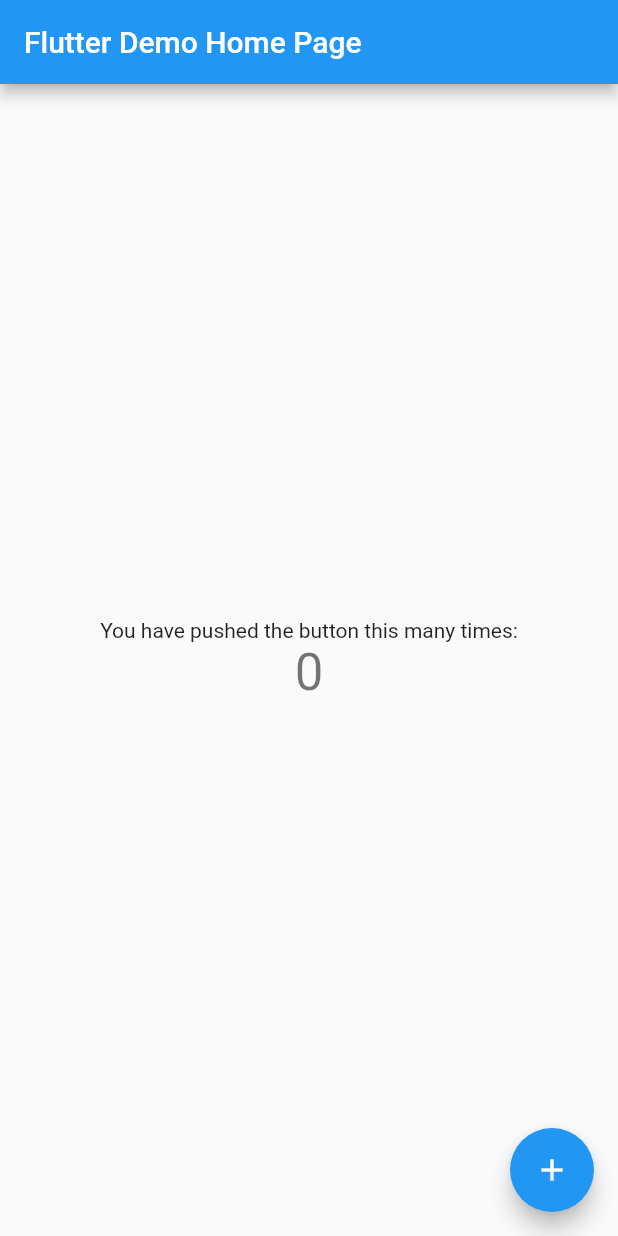
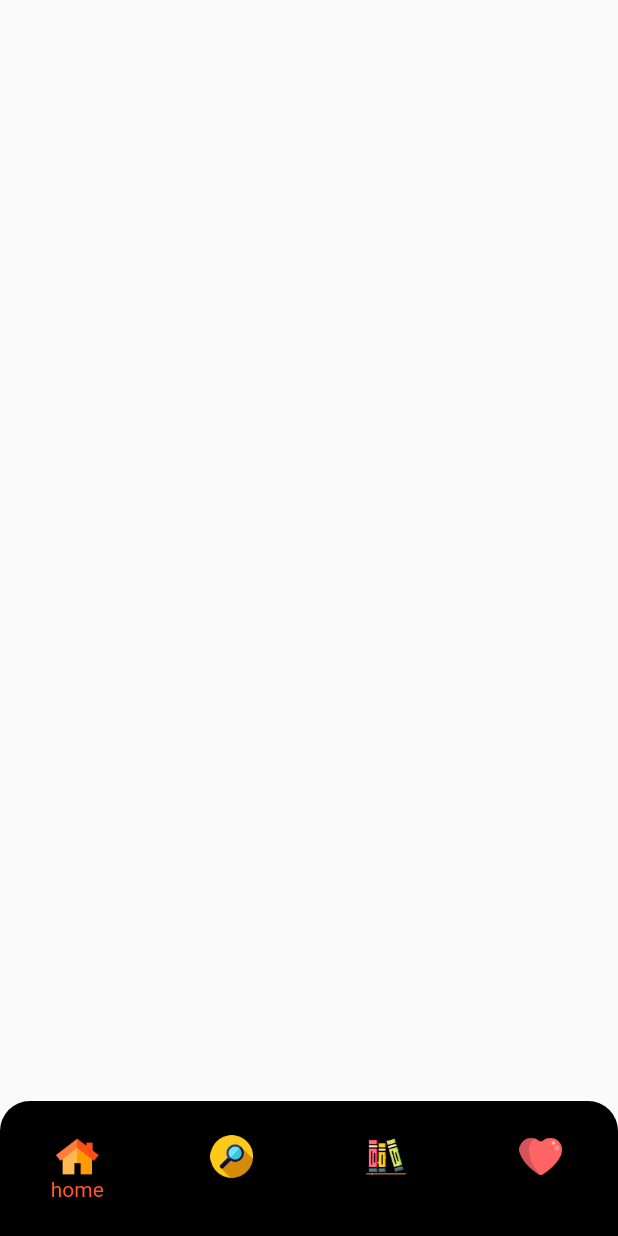
Before and after one commit to asmitranjansinha/Linus, a Flutter app: the screen it shows after launch, on a phone screen of 412 x 824 dp. Run offline on Flutter 3.47's test engine with Material 2 defaults, Android fonts, the phone set to English and light mode, and no system bars.

Commit message:
added bottom navigation bar

```diff
--- /dev/null
+++ b/source/linusplayer/lib/constants/images.dart
@@ -0,0 +1,10 @@
+class Images {
+  static const String home = "assets/images/home.png";
+  static const String homeGraphic = "assets/images/home-2.png";
+  static const String search = "assets/images/search-2.png";
+  static const String searchGraphic = "assets/images/search.png";
+  static const String library = "assets/images/playlist.png";
+  static const String libraryGraphic = "assets/images/bookshelf.png";
+  static const String favourite = "assets/images/love.png";
+  static const String favouriteGraphic = "assets/images/lover.png";
+}
--- a/source/linusplayer/lib/main.dart
+++ b/source/linusplayer/lib/main.dart
@@ -1,4 +1,5 @@
 import 'package:flutter/material.dart';
+import 'package:linusplayer/views/base/bottom_navigartion_bar.dart';
 
 void main() {
   runApp(const MyApp());
@@ -7,109 +8,15 @@ void main() {
 class MyApp extends StatelessWidget {
   const MyApp({super.key});
 
-  // This widget is the root of your application.
   @override
   Widget build(BuildContext context) {
     return MaterialApp(
       title: 'Flutter Demo',
+      debugShowCheckedModeBanner: false,
       theme: ThemeData(
-        // This is the theme of your application.
-        //
-        // Try running your application with "flutter run". You'll see the
-        // application has a blue toolbar. Then, without quitting the app, try
-        // changing the primarySwatch below to Colors.green and then invoke
-        // "hot reload" (press "r" in the console where you ran "flutter run",
-        // or simply save your changes to "hot reload" in a Flutter IDE).
-        // Notice that the counter didn't reset back to zero; the application
-        // is not restarted.
-        primarySwatch: Colors.blue,
+        primarySwatch: Colors.deepOrange,
       ),
-      home: const MyHomePage(title: 'Flutter Demo Home Page'),
+      home: BottomNavigation(),
     );
   }
 }
-
-class MyHomePage extends StatefulWidget {
-  const MyHomePage({super.key, required this.title});
-
-  // This widget is the home page of your application. It is stateful, meaning
-  // that it has a State object (defined below) that contains fields that affect
-  // how it looks.
-
-  // This class is the configuration for the state. It holds the values (in this
-  // case the title) provided by the parent (in this case the App widget) and
-  // used by the build method of the State. Fields in a Widget subclass are
-  // always marked "final".
-
-  final String title;
-
-  @override
-  State<MyHomePage> createState() => _MyHomePageState();
-}
-
-class _MyHomePageState extends State<MyHomePage> {
-  int _counter = 0;
-
-  void _incrementCounter() {
-    setState(() {
-      // This call to setState tells the Flutter framework that something has
-      // changed in this State, which causes it to rerun the build method below
-      // so that the display can reflect the updated values. If we changed
-      // _counter without calling setState(), then the build method would not be
-      // called again, and so nothing would appear to happen.
-      _counter++;
-    });
-  }
-
-  @override
-  Widget build(BuildContext context) {
-    // This method is rerun every time setState is called, for instance as done
-    // by the _incrementCounter method above.
-    //
-    // The Flutter framework has been optimized to make rerunning build methods
-    // fast, so that you can just rebuild anything that needs updating rather
-    // than having to individually change instances of widgets.
-    return Scaffold(
-      appBar: AppBar(
-        // Here we take the value from the MyHomePage object that was created by
-        // the App.build method, and use it to set our appbar title.
-        title: Text(widget.title),
-      ),
-      body: Center(
-        // Center is a layout widget. It takes a single child and positions it
-        // in the middle of the parent.
-        child: Column(
-          // Column is also a layout widget. It takes a list of children and
-          // arranges them vertically. By default, it sizes itself to fit its
-          // children horizontally, and tries to be as tall as its parent.
-          //
-          // Invoke "debug painting" (press "p" in the console, choose the
-          // "Toggle Debug Paint" action from the Flutter Inspector in Android
-          // Studio, or the "Toggle Debug Paint" command in Visual Studio Code)
-          // to see the wireframe for each widget.
-          //
-          // Column has various properties to control how it sizes itself and
-          // how it positions its children. Here we use mainAxisAlignment to
-          // center the children vertically; the main axis here is the vertical
-          // axis because Columns are vertical (the cross axis would be
-          // horizontal).
-          mainAxisAlignment: MainAxisAlignment.center,
-          children: <Widget>[
-            const Text(
-              'You have pushed the button this many times:',
-            ),
-            Text(
-              '$_counter',
-              style: Theme.of(context).textTheme.headline4,
-            ),
-          ],
-        ),
-      ),
-      floatingActionButton: FloatingActionButton(
-        onPressed: _incrementCounter,
-        tooltip: 'Increment',
-        child: const Icon(Icons.add),
-      ), // This trailing comma makes auto-formatting nicer for build methods.
-    );
-  }
-}
--- /dev/null
+++ b/source/linusplayer/lib/views/base/bottom_navigartion_bar.dart
@@ -0,0 +1,51 @@
+import 'package:flutter/material.dart';
+import 'package:linusplayer/constants/images.dart';
+
+class BottomNavigation extends StatelessWidget {
+  const BottomNavigation({super.key});
+
+  @override
+  Widget build(BuildContext context) {
+    return Scaffold(
+      bottomNavigationBar: Container(
+        height: 90,
+        decoration: const BoxDecoration(
+            color: Colors.black,
+            borderRadius: BorderRadius.only(
+                topLeft: Radius.circular(20), topRight: Radius.circular(20))),
+        child: BottomNavigationBar(
+          type: BottomNavigationBarType.fixed,
+          backgroundColor: Colors.transparent,
+          elevation: 0,
+          items: [
+            BottomNavigationBarItem(
+              icon: Image.asset(
+                Images.homeGraphic,
+                scale: 18,
+              ),
+              label: "home",
+            ),
+            BottomNavigationBarItem(
+                icon: Image.asset(
+                  Images.searchGraphic,
+                  scale: 18,
+                ),
+                label: "search"),
+            BottomNavigationBarItem(
+                icon: Image.asset(
+                  Images.libraryGraphic,
+                  scale: 18,
+                ),
+                label: "library"),
+            BottomNavigationBarItem(
+                icon: Image.asset(
+                  Images.favouriteGraphic,
+                  scale: 18,
+                ),
+                label: "favourite"),
+          ],
+        ),
+      ),
+    );
+  }
+}
--- /dev/null
+++ b/source/linusplayer/lib/views/favourite/favourite_page.dart
@@ -0,0 +1,16 @@
+import 'package:flutter/material.dart';
+import 'package:flutter/src/widgets/container.dart';
+import 'package:flutter/src/widgets/framework.dart';
+
+class FavouritePage extends StatelessWidget {
+  const FavouritePage({super.key});
+
+  @override
+  Widget build(BuildContext context) {
+    return Scaffold(
+      body: Center(
+        child: Text("favourite"),
+      ),
+    );
+  }
+}
--- /dev/null
+++ b/source/linusplayer/lib/views/home/home_page.dart
@@ -0,0 +1,16 @@
+import 'package:flutter/material.dart';
+import 'package:flutter/src/widgets/container.dart';
+import 'package:flutter/src/widgets/framework.dart';
+
+class HomePage extends StatelessWidget {
+  const HomePage({super.key});
+
+  @override
+  Widget build(BuildContext context) {
+    return Scaffold(
+      body: Center(
+        child: Text("home"),
+      ),
+    );
+  }
+}
--- /dev/null
+++ b/source/linusplayer/lib/views/search/search_page.dart
@@ -0,0 +1,14 @@
+import 'package:flutter/material.dart';
+import 'package:flutter/src/widgets/container.dart';
+import 'package:flutter/src/widgets/framework.dart';
+
+class SearchPage extends StatelessWidget {
+  const SearchPage({super.key});
+
+  @override
+  Widget build(BuildContext context) {
+    return Scaffold(
+      body: Center(child: Text("Search"),),
+    );
+  }
+}
--- a/source/linusplayer/pubspec.yaml
+++ b/source/linusplayer/pubspec.yaml
@@ -60,8 +60,8 @@ flutter:
   uses-material-design: true
 
   # To add assets to your application, add an assets section, like this:
-  # assets:
-  #   - images/a_dot_burr.jpeg
+  assets:
+     - assets/images/
   #   - images/a_dot_ham.jpeg
 
   # An image asset can refer to one or more resolution-specific "variants", see
```
Also changed, not shown: source/linusplayer/assets/images/bookshelf.png (added), source/linusplayer/assets/images/home-2.png (added), source/linusplayer/assets/images/home.png (added), source/linusplayer/assets/images/love.png (added), source/linusplayer/assets/images/lover.png (added), source/linusplayer/assets/images/playlist.png (added), source/linusplayer/assets/images/search-2.png (added), source/linusplayer/assets/images/search.png (added), source/linusplayer/lib/views/library/library_page.dart (added).
